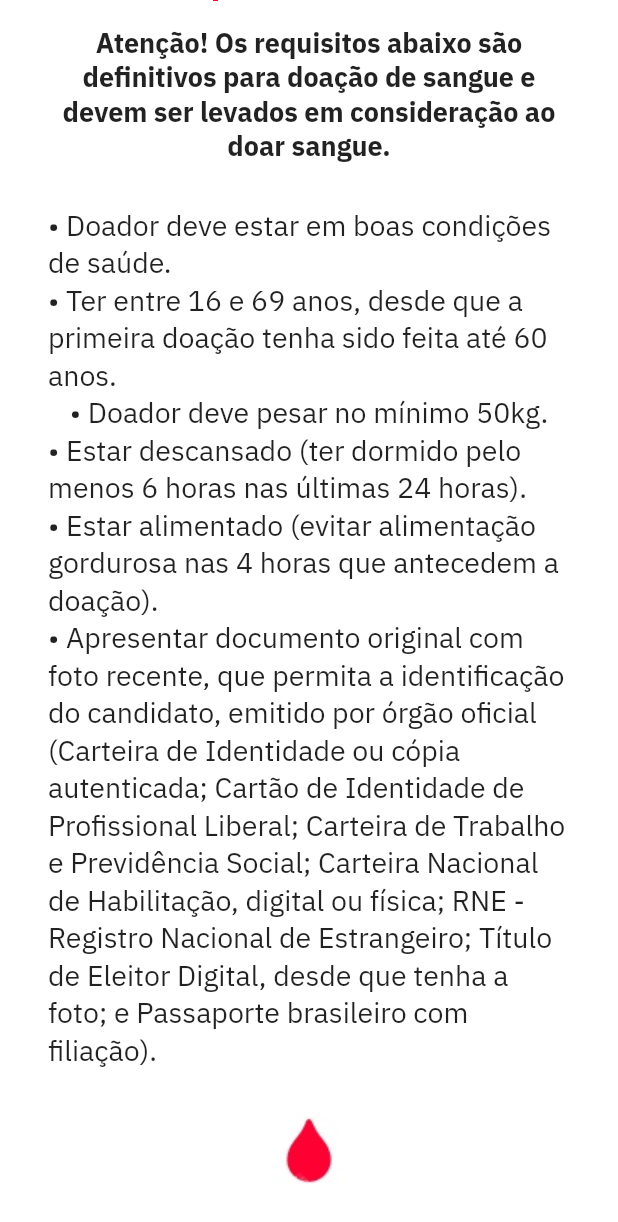
After one commit to rannaraabe/blood, a Flutter app: the ConteudoRequisitosPage screen opened directly, on a phone screen of 412 x 824 dp. The commit adds this screen. Shown: the top 1222 px of the screen. Run offline on Flutter 3.47's test engine with Material 2 defaults, Android fonts, the phone set to English and light mode, and no system bars; our stand-ins replace firebase_auth, firebase_core, flutter_map, flutter_mobx, flutter_modular, geolocator and 7 more; missing offline and left inert: dart:ffi; accounts and stored records are empty; generated files the repository leaves out were written again.

Commit message:
requirements screen ok

```diff
--- /dev/null
+++ b/blood-app/lib/app/modules/conteudo/requisitos/conteudo_requisitos_controller.dart
@@ -0,0 +1,9 @@
+import 'package:mobx/mobx.dart';
+part 'conteudo_requisitos_controller.g.dart';
+
+class ConteudoRequisitosController = _ConteudoRequisitosControllerBase
+    with _$ConteudoRequisitosController;
+
+abstract class _ConteudoRequisitosControllerBase with Store {
+  _ConteudoRequisitosControllerBase();
+}
--- /dev/null
+++ b/blood-app/lib/app/modules/conteudo/requisitos/conteudo_requisitos_module.dart
@@ -0,0 +1,14 @@
+import 'package:flutter_modular/flutter_modular.dart';
+
+import 'conteudo_requisitos_page.dart';
+
+class ConteudoRequisitosModule extends Module {
+  @override
+  final List<Bind> binds = [];
+
+  @override
+  final List<ModularRoute> routes = [
+    ChildRoute(Modular.initialRoute,
+        child: (_, args) => ConteudoRequisitosPage()),
+  ];
+}
--- /dev/null
+++ b/blood-app/lib/app/modules/conteudo/requisitos/conteudo_requisitos_page.dart
@@ -0,0 +1,99 @@
+import 'package:blood_app/app/modules/conteudo/widgets/info_card1_conteudo.dart';
+import 'package:blood_app/app/theme/app_theme.dart';
+import 'package:flutter/material.dart';
+import 'package:flutter_modular/flutter_modular.dart';
+
+import '../conteudo_module.dart';
+
+class ConteudoRequisitosPage extends StatelessWidget {
+  @override
+  Widget build(BuildContext context) {
+    final height = MediaQuery.of(context).size.height;
+    final width = MediaQuery.of(context).size.width;
+    return Scaffold(
+      body: Container(
+        color: Colors.white,
+        child: SafeArea(
+          child: SingleChildScrollView(
+            reverse: true,
+            child: Padding(
+              padding: EdgeInsets.all(32),
+              child: Column(
+                // mainAxisAlignment: MainAxisAlignment.center,
+                // crossAxisAlignment: CrossAxisAlignment.center,
+                children: <Widget>[
+                  Row(
+                    children: [
+                      Padding(
+                        padding: const EdgeInsets.fromLTRB(15, 15, 0, 10),
+                        child: GestureDetector(
+                          onTap: () {
+                            // Modular.to.pushNamed(Modular.ConteudoModule);
+                          },
+                          child: Icon(Icons.arrow_back_ios),
+                        ),
+                      ),
+                    ],
+                  ),
+                  Padding(
+                    padding: const EdgeInsets.fromLTRB(0, 10, 0, 15),
+                    child: Text(
+                      'Requisitos Básicos',
+                      style: AppTheme.bold_title,
+                    ),
+                  ),
+                  Text(
+                    'Atenção! Os requisitos abaixo são definitivos para doação de sangue e devem ser levados em consideração ao doar sangue.',
+                    style: AppTheme.bold_small,
+                    textAlign: TextAlign.center,
+                  ),
+                  SizedBox(
+                    height: height * 0.035,
+                  ),
+                  Text(
+                    '• Doador deve estar em boas condições de saúde.',
+                    style: AppTheme.medium_regular,
+                    textAlign: TextAlign.start,
+                  ),
+                  Text(
+                    '• Ter entre 16 e 69 anos, desde que a primeira doação tenha sido feita até 60 anos.',
+                    style: AppTheme.medium_regular,
+                    textAlign: TextAlign.start,
+                  ),
+                  Text(
+                    '• Doador deve pesar no mínimo 50kg.',
+                    style: AppTheme.medium_regular,
+                    textAlign: TextAlign.start,
+                  ),
+                  Text(
+                    '• Estar descansado (ter dormido pelo menos 6 horas nas últimas 24 horas).',
+                    style: AppTheme.medium_regular,
+                    textAlign: TextAlign.start,
+                  ),
+                  Text(
+                    '• Estar alimentado (evitar alimentação gordurosa nas 4 horas que antecedem a doação).',
+                    style: AppTheme.medium_regular,
+                    textAlign: TextAlign.start,
+                  ),
+                  Text(
+                    '• Apresentar documento original com foto recente, que permita a identificação do candidato, emitido por órgão oficial (Carteira de Identidade ou cópia autenticada; Cartão de Identidade de Profissional Liberal; Carteira de Trabalho e Previdência Social; Carteira Nacional de Habilitação, digital ou física; RNE - Registro Nacional de Estrangeiro; Título de Eleitor Digital, desde que tenha a foto; e Passaporte brasileiro com filiação).',
+                    style: AppTheme.medium_regular,
+                    textAlign: TextAlign.start,
+                  ),
+                  SizedBox(
+                    height: height * 0.035,
+                  ),
+                  Image.asset(
+                    'assets/images/blood_drop.png',
+                    width: 50,
+                    height: 50,
+                  ),
+                ],
+              ),
+            ),
+          ),
+        ),
+      ),
+    );
+  }
+}
--- a/blood-app/lib/app/theme/app_theme.dart
+++ b/blood-app/lib/app/theme/app_theme.dart
@@ -214,4 +214,15 @@ class AppTheme {
     fontFamily: 'IBM Plex Sans',
     color: Colors.black54,
   );
+
+  static const TextStyle medium_regular = TextStyle(
+    fontSize: 19,
+    fontWeight: FontWeight.w400,
+  );
+
+  static const TextStyle bold_title = TextStyle(
+    fontSize: 23,
+    fontWeight: FontWeight.bold,
+    color: Color(0xFFFF0032),
+  );
 }
```
